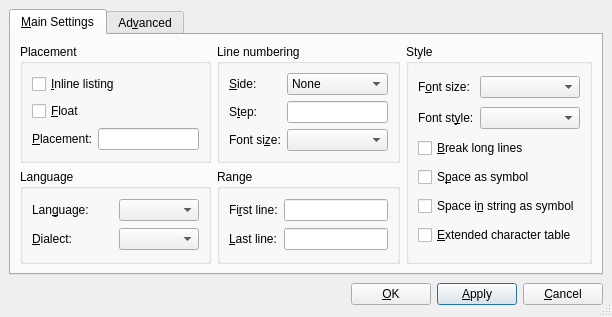
cburschka/lyx, file src/frontends/qt4/ui/ListingsUi.ui: the form before one commit.
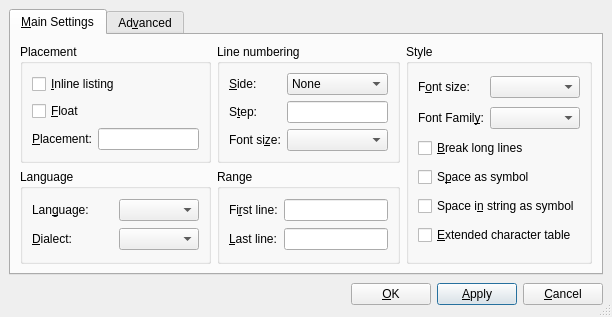
The form after the commit.

Commit message: src/frontends/qt4/ui/ListingsUi.ui: better label text

What changed in the file:
```diff
--- a/src/frontends/qt4/ui/ListingsUi.ui
+++ b/src/frontends/qt4/ui/ListingsUi.ui
@@ -117,7 +117,7 @@
           <item row="1" column="0" >
            <widget class="QLabel" name="fontstyle_label_3" >
             <property name="text" >
-             <string>Font st&amp;yle:</string>
+             <string>Font Famil&amp;y:</string>
             </property>
             <property name="wordWrap" >
              <bool>false</bool>
```
